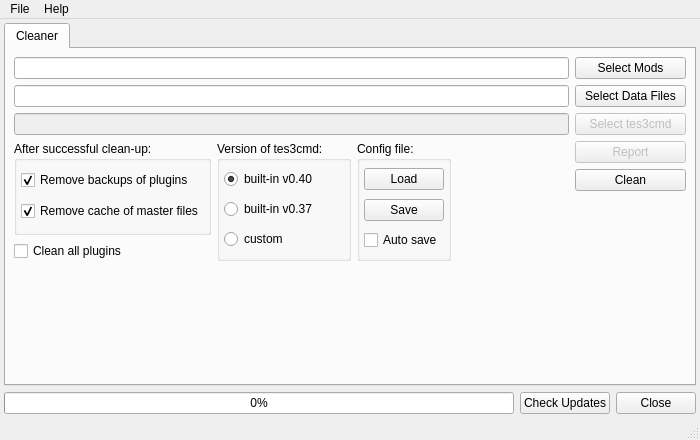
Old version of the form moht/ui/qtgui.ui in the repository emcek/modhelpertool.
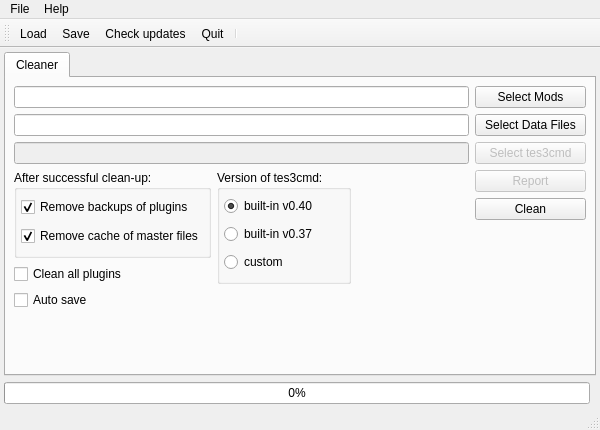
New version of the form. Icons and pictures are not drawn.

What changed in the file:
```diff
--- a/moht/ui/qtgui.ui
+++ b/moht/ui/qtgui.ui
@@ -7,8 +7,8 @@
    <rect>
     <x>0</x>
     <y>0</y>
-    <width>700</width>
-    <height>440</height>
+    <width>600</width>
+    <height>430</height>
    </rect>
   </property>
   <property name="sizePolicy">
@@ -19,7 +19,7 @@
   </property>
   <property name="minimumSize">
    <size>
-    <width>660</width>
+    <width>600</width>
     <height>350</height>
    </size>
   </property>
@@ -39,21 +39,7 @@
       </property>
      </widget>
     </item>
-    <item row="1" column="2">
-     <widget class="QPushButton" name="pb_close">
-      <property name="text">
-       <string>Close</string>
-      </property>
-     </widget>
-    </item>
-    <item row="1" column="1">
-     <widget class="QPushButton" name="pb_chk_updates">
-      <property name="text">
-       <string>Check Updates</string>
-      </property>
-     </widget>
-    </item>
-    <item row="0" column="0" colspan="3">
+    <item row="0" column="0" colspan="2">
      <widget class="QTabWidget" name="tw_main">
       <property name="currentIndex">
        <number>0</number>
@@ -70,7 +56,70 @@
           </property>
           <widget class="QWidget" name="page_clean">
            <layout class="QGridLayout" name="gridLayout_4">
-            <item row="5" column="1" rowspan="5">
+            <item row="2" column="0" colspan="3">
+             <widget class="QLineEdit" name="le_tes3cmd">
+              <property name="enabled">
+               <bool>false</bool>
+              </property>
+             </widget>
+            </item>
+            <item row="10" column="0" colspan="4">
+             <spacer name="verticalSpacer_2">
+              <property name="orientation">
+               <enum>Qt::Vertical</enum>
+              </property>
+              <property name="sizeHint" stdset="0">
+               <size>
+                <width>20</width>
+                <height>40</height>
+               </size>
+              </property>
+             </spacer>
+            </item>
+            <item row="2" column="3">
+             <widget class="QPushButton" name="pb_tes3cmd">
+              <property name="enabled">
+               <bool>false</bool>
+              </property>
+              <property name="toolTip">
+               <string>&lt;html&gt;&lt;head/&gt;&lt;body&gt;&lt;p&gt;Select custom &lt;span style=&quot; font-weight:600;&quot;&gt;tes3cmd&lt;/span&gt; executable file, or keep using built-in one&lt;/p&gt;&lt;/body&gt;&lt;/html&gt;</string>
+              </property>
+              <property name="text">
+               <string>Select tes3cmd</string>
+              </property>
+             </widget>
+            </item>
+            <item row="0" column="0" colspan="3">
+             <widget class="QLineEdit" name="le_mods_dir"/>
+            </item>
+            <item row="6" column="3">
+             <widget class="QPushButton" name="pb_clean">
+              <property name="text">
+               <string>Clean</string>
+              </property>
+             </widget>
+            </item>
+            <item row="0" column="3">
+             <widget class="QPushButton" name="pb_mods_dir">
+              <property name="toolTip">
+               <string>&lt;html&gt;&lt;head/&gt;&lt;body&gt;&lt;p&gt;Select root folder with Mods to clean.&lt;/p&gt;&lt;/body&gt;&lt;/html&gt;</string>
+              </property>
+              <property name="text">
+               <string>Select Mods</string>
+              </property>
+             </widget>
+            </item>
+            <item row="5" column="3">
+             <widget class="QPushButton" name="pb_report">
+              <property name="enabled">
+               <bool>false</bool>
+              </property>
+              <property name="text">
+               <string>Report</string>
+              </property>
+             </widget>
+            </item>
+            <item row="5" column="1" rowspan="4">
              <widget class="QGroupBox" name="groupBox_2">
               <property name="title">
                <string>Version of tes3cmd:</string>
@@ -106,17 +155,7 @@
               </layout>
              </widget>
             </item>
-            <item row="5" column="4">
-             <widget class="QPushButton" name="pb_report">
-              <property name="enabled">
-               <bool>false</bool>
-              </property>
-              <property name="text">
-               <string>Report</string>
-              </property>
-             </widget>
-            </item>
-            <item row="5" column="0" rowspan="4">
+            <item row="5" column="0" rowspan="3">
              <widget class="QGroupBox" name="groupBox">
               <property name="title">
                <string>After successful clean-up:</string>
@@ -151,7 +190,20 @@
               </layout>
              </widget>
             </item>
-            <item row="1" column="4">
+            <item row="1" column="0" colspan="3">
+             <widget class="QLineEdit" name="le_morrowind_dir"/>
+            </item>
+            <item row="9" column="0">
+             <widget class="QCheckBox" name="cb_auto_save">
+              <property name="toolTip">
+               <string>&lt;html&gt;&lt;head/&gt;&lt;body&gt;&lt;p&gt;Auto save all GUI configuration.&lt;/p&gt;&lt;/body&gt;&lt;/html&gt;</string>
+              </property>
+              <property name="text">
+               <string>Auto save</string>
+              </property>
+             </widget>
+            </item>
+            <item row="1" column="3">
              <widget class="QPushButton" name="pb_morrowind_dir">
               <property name="toolTip">
                <string>&lt;html&gt;&lt;head/&gt;&lt;body&gt;&lt;p&gt;Select &lt;span style=&quot; font-weight:600;&quot;&gt;Data Files &lt;/span&gt;folder of Morrowind installation&lt;/p&gt;&lt;/body&gt;&lt;/html&gt;</string>
@@ -161,34 +213,7 @@
               </property>
              </widget>
             </item>
-            <item row="0" column="0" colspan="4">
-             <widget class="QLineEdit" name="le_mods_dir"/>
-            </item>
-            <item row="6" column="4">
-             <widget class="QPushButton" name="pb_clean">
-              <property name="text">
-               <string>Clean</string>
-              </property>
-             </widget>
-            </item>
-            <item row="2" column="0" colspan="4">
-             <widget class="QLineEdit" name="le_tes3cmd">
-              <property name="enabled">
-               <bool>false</bool>
-              </property>
-             </widget>
-            </item>
-            <item row="0" column="4">
-             <widget class="QPushButton" name="pb_mods_dir">
-              <property name="toolTip">
-               <string>&lt;html&gt;&lt;head/&gt;&lt;body&gt;&lt;p&gt;Select root folder with Mods to clean.&lt;/p&gt;&lt;/body&gt;&lt;/html&gt;</string>
-              </property>
-              <property name="text">
-               <string>Select Mods</string>
-              </property>
-             </widget>
-            </item>
-            <item row="9" column="0">
+            <item row="8" column="0">
              <widget class="QCheckBox" name="cb_clean_all">
               <property name="toolTip">
                <string>&lt;html&gt;&lt;head/&gt;&lt;body&gt;&lt;p&gt;Try clean all found plugins.&lt;/p&gt;&lt;/body&gt;&lt;/html&gt;</string>
@@ -198,7 +223,7 @@
               </property>
              </widget>
             </item>
-            <item row="8" column="3" colspan="2">
+            <item row="7" column="2" colspan="2">
              <spacer name="horizontalSpacer">
               <property name="orientation">
                <enum>Qt::Horizontal</enum>
@@ -211,65 +236,6 @@
               </property>
              </spacer>
             </item>
-            <item row="1" column="0" colspan="4">
-             <widget class="QLineEdit" name="le_morrowind_dir"/>
-            </item>
-            <item row="2" column="4">
-             <widget class="QPushButton" name="pb_tes3cmd">
-              <property name="enabled">
-               <bool>false</bool>
-              </property>
-              <property name="toolTip">
-               <string>&lt;html&gt;&lt;head/&gt;&lt;body&gt;&lt;p&gt;Select custom &lt;span style=&quot; font-weight:600;&quot;&gt;tes3cmd&lt;/span&gt; executable file, or keep using built-in one&lt;/p&gt;&lt;/body&gt;&lt;/html&gt;</string>
-              </property>
-              <property name="text">
-               <string>Select tes3cmd</string>
-              </property>
-             </widget>
-            </item>
-            <item row="5" column="2" rowspan="5">
-             <widget class="QGroupBox" name="groupBox_3">
-              <property name="title">
-               <string>Config file:</string>
-              </property>
-              <layout class="QVBoxLayout" name="verticalLayout_3">
-               <item>
-                <widget class="QPushButton" name="pb_load">
-                 <property name="text">
-                  <string>Load</string>
-                 </property>
-                </widget>
-               </item>
-               <item>
-                <widget class="QPushButton" name="pb_save">
-                 <property name="text">
-                  <string>Save</string>
-                 </property>
-                </widget>
-               </item>
-               <item>
-                <widget class="QCheckBox" name="cb_auto_save">
-                 <property name="text">
-                  <string>Auto save</string>
-                 </property>
-                </widget>
-               </item>
-              </layout>
-             </widget>
-            </item>
-            <item row="10" column="0" colspan="5">
-             <spacer name="verticalSpacer_2">
-              <property name="orientation">
-               <enum>Qt::Vertical</enum>
-              </property>
-              <property name="sizeHint" stdset="0">
-               <size>
-                <width>20</width>
-                <height>40</height>
-               </size>
-              </property>
-             </spacer>
-            </item>
            </layout>
           </widget>
           <widget class="QWidget" name="page_report">
@@ -315,7 +281,7 @@
     <rect>
      <x>0</x>
      <y>0</y>
-     <width>700</width>
+     <width>600</width>
      <height>27</height>
     </rect>
    </property>
@@ -343,6 +309,25 @@
    <addaction name="menuHelp"/>
   </widget>
   <widget class="QStatusBar" name="statusbar"/>
+  <widget class="QToolBar" name="toolbar">
+   <property name="windowTitle">
+    <string>Tools</string>
+   </property>
+   <property name="movable">
+    <bool>true</bool>
+   </property>
+   <attribute name="toolBarArea">
+    <enum>TopToolBarArea</enum>
+   </attribute>
+   <attribute name="toolBarBreak">
+    <bool>false</bool>
+   </attribute>
+   <addaction name="actionLoad"/>
+   <addaction name="actionSave"/>
+   <addaction name="actionCheckUpdates"/>
+   <addaction name="actionQuit"/>
+   <addaction name="separator"/>
+  </widget>
   <action name="actionQuit">
    <property name="text">
     <string>&amp;Quit</string>
```
Left out of the diff: 47 changed lines with no effect on the pictures.
